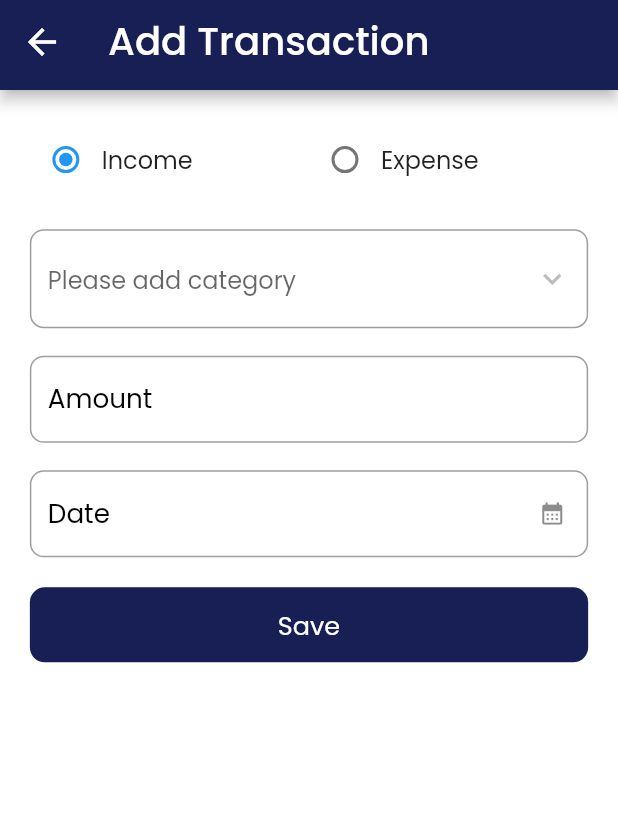
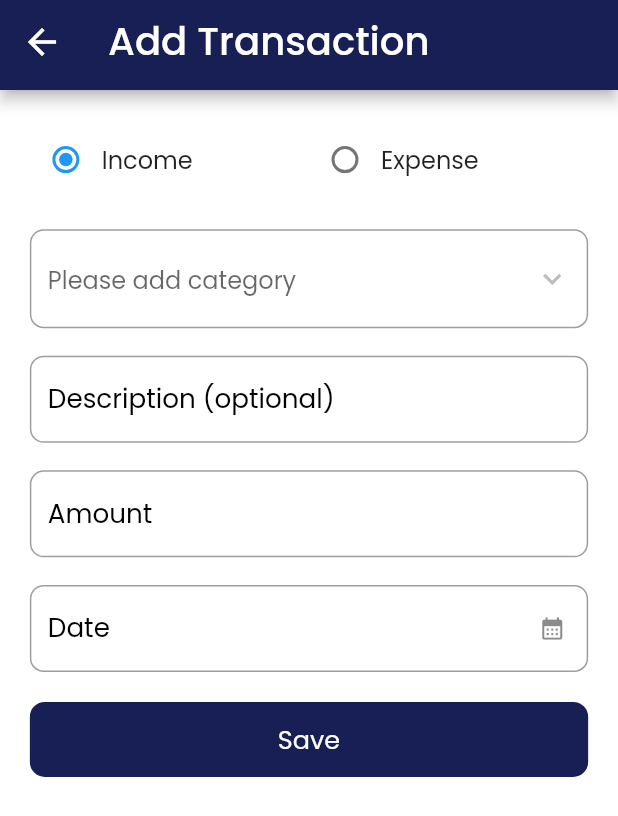
Before and after one commit to Shamnad-KK/Money_saver_app, a Flutter app: the BottomNavBar screen opened directly, tab 3 chosen, after a tap on the "add" icon, on a phone screen of 412 x 824 dp. Shown: the top 816 px of the screen. Run offline on Flutter 3.47's test engine with Material 2 defaults, Android fonts, the phone set to English and light mode, and no system bars; our stand-ins replace animated_text_kit, curved_navigation_bar, flutter_screenutil, flutter_slidable, font_awesome_flutter, google_fonts and 4 more; accounts and stored records are empty.

Commit message:
added description feature

```diff
--- a/lib/controllers/auth_controller.dart
+++ b/lib/controllers/auth_controller.dart
@@ -2,9 +2,13 @@ import 'package:flutter/material.dart';
 import 'package:money_manager/repository/auth_repository.dart';
 
 class AuthController extends ChangeNotifier {
+  final TextEditingController _nameController = TextEditingController();
+  TextEditingController get nameController => _nameController;
+  final _formKey = GlobalKey<FormState>();
+  GlobalKey<FormState> get formKey => _formKey;
   String? name = '';
 
-  static Future login({required String name}) async {
+  Future login({required String name}) async {
     await AuthRepository.login(name: name);
   }
 
@@ -17,7 +21,8 @@ class AuthController extends ChangeNotifier {
     await AuthRepository.checkSaved(context);
   }
 
-  static Future resetApp() async {
+  Future resetApp() async {
+    _nameController.clear();
     await AuthRepository.resetApp();
   }
 }
--- /dev/null
+++ b/lib/controllers/bottom_nav_controller.dart
@@ -0,0 +1,12 @@
+import 'package:flutter/foundation.dart';
+
+class BottomNavController extends ChangeNotifier {
+  int _currentIndex = 0;
+
+  int get currentIndex => _currentIndex;
+
+  void setIndex(int newIndex) {
+    _currentIndex = newIndex;
+    notifyListeners();
+  }
+}
--- a/lib/controllers/search_controller.dart
+++ b/lib/controllers/search_controller.dart
@@ -13,4 +13,9 @@ class SearchController extends ChangeNotifier {
     _foundList = SearchRepository().searchQuery(query, _foundList, allData);
     notifyListeners();
   }
+
+  void deleteFromSearch(TransactionModal modal) async {
+    await modal.deleteTransaction(modal);
+    notifyListeners();
+  }
 }
--- a/lib/main.dart
+++ b/lib/main.dart
@@ -4,6 +4,7 @@ import 'package:flutter_screenutil/flutter_screenutil.dart';
 import 'package:google_fonts/google_fonts.dart';
 import 'package:hive_flutter/adapters.dart';
 import 'package:money_manager/controllers/auth_controller.dart';
+import 'package:money_manager/controllers/bottom_nav_controller.dart';
 import 'package:money_manager/controllers/category_controller.dart';
 import 'package:money_manager/controllers/dropdown_controller.dart';
 import 'package:money_manager/controllers/search_controller.dart';
@@ -57,6 +58,7 @@ class MyApp extends StatelessWidget {
               ChangeNotifierProvider(create: (ctx) => CategoryDBController()),
               ChangeNotifierProvider(create: (ctx) => SearchController()),
               ChangeNotifierProvider(create: (ctx) => StatisticsController()),
+              ChangeNotifierProvider(create: (ctx) => BottomNavController()),
             ],
             child: MaterialApp(
               builder: (context, Widget? child) {
--- a/lib/models/transaction/transaction_model.dart
+++ b/lib/models/transaction/transaction_model.dart
@@ -15,6 +15,8 @@ class TransactionModal extends HiveObject {
   CategoryType type;
   @HiveField(4)
   num amount;
+  @HiveField(5)
+  String? description;
 
   TransactionModal({
     required this.amount,
@@ -22,6 +24,7 @@ class TransactionModal extends HiveObject {
     required this.categoryModal,
     required this.date,
     required this.type,
+    this.description,
   });
 
   editTransaction(TransactionModal newTransaction) {
@@ -30,6 +33,7 @@ class TransactionModal extends HiveObject {
     categoryModal = newTransaction.categoryModal;
     date = newTransaction.date;
     type = newTransaction.type;
+    description = newTransaction.description;
     save();
   }
 
--- a/lib/repository/auth_repository.dart
+++ b/lib/repository/auth_repository.dart
@@ -28,7 +28,7 @@ class AuthRepository {
     if (name == null) {
       newContext.pushReplacement(
         MaterialPageRoute(
-          builder: (context) => WelcomeScreen(),
+          builder: (context) => const WelcomeScreen(),
         ),
       );
     } else {
--- a/lib/screens/add_transaction_screen.dart
+++ b/lib/screens/add_transaction_screen.dart
@@ -34,6 +34,7 @@ class _AddTransactionScreenState extends State<AddTransactionScreen> {
   final formKey = GlobalKey<FormState>();
   final TextEditingController amountController = TextEditingController();
   final TextEditingController dateController = TextEditingController();
+  final TextEditingController? desController = TextEditingController();
 
   @override
   Widget build(BuildContext context) {
@@ -55,6 +56,8 @@ class _AddTransactionScreenState extends State<AddTransactionScreen> {
         //categoryModal = widget.transactionModal?.categoryModal;
         transactionController.setCategoryType(widget.transactionModal!.type);
         amountController.text = widget.transactionModal!.amount.toString();
+        desController?.text =
+            widget.transactionModal?.description ?? "No description";
         dateController.text =
             DateFormat('yMMMMd').format(widget.transactionModal!.date);
       }
@@ -207,6 +210,23 @@ class _AddTransactionScreenState extends State<AddTransactionScreen> {
                 ),
                 sBoxH20,
                 TextFormField(
+                  controller: desController,
+                  decoration: InputDecoration(
+                    isDense: true,
+                    hintText: 'Description (optional)',
+                    hintStyle: appBodyTextStyle,
+                    border: OutlineInputBorder(
+                      borderSide: const BorderSide(
+                        color: blackColor,
+                      ),
+                      borderRadius: BorderRadius.circular(
+                        10.r,
+                      ),
+                    ),
+                  ),
+                ),
+                sBoxH20,
+                TextFormField(
                   inputFormatters: [
                     FilteringTextInputFormatter.allow(
                       RegExp(r'^\d+(?:-\d+)?$'),
@@ -313,6 +333,8 @@ class _AddTransactionScreenState extends State<AddTransactionScreen> {
       transactionController.selectedDate ??= widget.transactionModal?.date;
       final transactionModal = TransactionModal(
         amount: parsedAmount!,
+        description:
+            desController?.text == '' ? "No description" : desController!.text,
         id: DateTime.now().microsecondsSinceEpoch.toString(),
         categoryModal: transactionController.categoryModal!,
         date: transactionController.selectedDate!,
--- a/lib/screens/settings.dart
+++ b/lib/screens/settings.dart
@@ -10,6 +10,7 @@ import 'package:money_manager/screens/splash_screen.dart';
 import 'package:money_manager/screens/statistics_screen.dart';
 import 'package:money_manager/widgets/appbar_widget.dart';
 import 'package:money_manager/widgets/settings_row_widget.dart';
+import 'package:provider/provider.dart';
 import 'package:share/share.dart';
 import 'package:url_launcher/url_launcher.dart';
 import 'package:flutter_screenutil/flutter_screenutil.dart';
@@ -296,6 +297,7 @@ class SettingScreen extends StatelessWidget {
   }
 
   void _showPopUp(BuildContext context) {
+    final authController = Provider.of<AuthController>(context, listen: false);
     showDialog(
       context: context,
       builder: (context) {
@@ -305,7 +307,7 @@ class SettingScreen extends StatelessWidget {
           actions: [
             TextButton(
               onPressed: () {
-                AuthController.resetApp();
+                authController.resetApp();
                 TransactionDbFunctions().deleteAllData();
                 Navigator.of(context).pop();
                 ScaffoldMessenger.of(context).showSnackBar(const SnackBar(
--- a/lib/widgets/bottom_navbar.dart
+++ b/lib/widgets/bottom_navbar.dart
@@ -1,39 +1,61 @@
 import 'package:curved_navigation_bar/curved_navigation_bar.dart';
 import 'package:flutter/material.dart';
+import 'package:money_manager/controllers/bottom_nav_controller.dart';
+import 'package:money_manager/controllers/category_controller.dart';
+import 'package:money_manager/controllers/transaction_controller.dart';
 import 'package:money_manager/helpers/colors.dart';
 import 'package:money_manager/screens/add_category_screen.dart';
 import 'package:money_manager/screens/home_screen.dart';
 import 'package:money_manager/screens/settings.dart';
 import 'package:flutter_screenutil/flutter_screenutil.dart';
+import 'package:provider/provider.dart';
 
-class BottomNavBar extends StatefulWidget {
+class BottomNavBar extends StatelessWidget {
   const BottomNavBar({Key? key}) : super(key: key);
 
   @override
-  State<BottomNavBar> createState() => _BottomNavBarState();
-}
-
-class _BottomNavBarState extends State<BottomNavBar> {
-  int selectedIndex = 0;
+  Widget build(BuildContext context) {
     final List pageList = [
       const HomeScreen(),
       const AddCategoryScreen(),
       const SettingScreen(),
     ];
-
-  void onTapped(int newIndex) {
-    setState(() {
-      selectedIndex = newIndex;
+    final transactionController = Provider.of<TransactionController>(
+      context,
+      listen: false,
+    );
+    final categoryDbController = Provider.of<CategoryDBController>(
+      context,
+      listen: false,
+    );
+    final bottomNavController =
+        Provider.of<BottomNavController>(context, listen: false);
+    WidgetsBinding.instance.addPostFrameCallback((timeStamp) async {
+      await transactionController.refreshUi();
+      await categoryDbController.refreshUi();
+      bottomNavController.setIndex(0);
     });
-  }
-
-  @override
-  Widget build(BuildContext context) {
+    return
+        // WillPopScope(
+        //   onWillPop: () async {
+        //     if (selectedIndex != 0) {
+        //       setState(() {
+        //         selectedIndex = 0;
+        //       });
+        //       return true;
+        //     }
+        //     return false;
+        //   },
+        //   child:
+        Consumer<BottomNavController>(
+            builder: (BuildContext context, bottomNavConsumer, Widget? child) {
       return Scaffold(
-      body: pageList[selectedIndex],
+        body: pageList[bottomNavConsumer.currentIndex],
         bottomNavigationBar: CurvedNavigationBar(
-        index: selectedIndex,
-        onTap: onTapped,
+          index: bottomNavConsumer.currentIndex,
+          onTap: (newIndex) {
+            bottomNavConsumer.setIndex(newIndex);
+          },
           height: 60.h,
           color: mainColor,
           backgroundColor: whiteColor,
@@ -54,5 +76,6 @@ class _BottomNavBarState extends State<BottomNavBar> {
           animationDuration: const Duration(milliseconds: 200),
         ),
       );
+    });
   }
 }
--- a/lib/widgets/this_week_transctn_list.dart
+++ b/lib/widgets/this_week_transctn_list.dart
@@ -58,7 +58,13 @@ class CustomTransactionList extends StatelessWidget {
             await dropDownController.customFilter(tabController: tabController);
           },
         ),
-        dropDownController.foundData.isEmpty
+        context.watch<TransactionController>().isLoading == true
+            ? const Center(
+                child: CircularProgressIndicator(
+                  strokeWidth: 2,
+                ),
+              )
+            : dropDownController.foundData.isEmpty
                 ? const Expanded(
                     child: Center(
                       child: Text('No Transactions'),
@@ -82,8 +88,8 @@ class CustomTransactionList extends StatelessWidget {
                                       bottomLeft: Radius.circular(5.r),
                                     ),
                                     onPressed: (context) {
-                                  _showPopUp(
-                                      value, value.foundData, index, context);
+                                      _showPopUp(value, value.foundData, index,
+                                          context);
                                     },
                                     backgroundColor: Colors.red,
                                     label: 'Delete',
@@ -97,7 +103,8 @@ class CustomTransactionList extends StatelessWidget {
                                     onPressed: (context) {
                                       Navigator.of(context).push(
                                         MaterialPageRoute(
-                                      builder: (ctx) => AddTransactionScreen(
+                                          builder: (ctx) =>
+                                              AddTransactionScreen(
                                             type: ScreenAction.editScreen,
                                             transactionModal:
                                                 value.foundData[index],
--- a/lib/widgets/today_trasaction_list.dart
+++ b/lib/widgets/today_trasaction_list.dart
@@ -23,8 +23,16 @@ class TodayTransactionList extends StatelessWidget {
   @override
   Widget build(BuildContext context) {
     log("today called");
-    return Consumer<DropDownController>(
-        builder: (BuildContext context, value, Widget? child) {
+    return Consumer2<DropDownController, TransactionController>(builder:
+        (BuildContext context, value,
+            TransactionController transactionController, Widget? child) {
+      if (transactionController.isLoading == true) {
+        return const Center(
+          child: CircularProgressIndicator(
+            strokeWidth: 2,
+          ),
+        );
+      }
       return value.foundData.isEmpty
           ? const Center(
               child: Center(
```
Also changed, not shown: lib/helpers/welcome_screen_dummylist.dart (added, +21 -0 lines), lib/screens/add_category_screen.dart (+0 -8 lines), lib/screens/credentials_screen.dart (+9 -9 lines), lib/screens/home_screen.dart (+3 -9 lines), lib/screens/search_screen.dart (+36 -26 lines), lib/screens/welcome_screen.dart (+6 -25 lines), lib/widgets/all_transaction_list_widget.dart (+20 -4 lines), lib/models/transaction/transaction_model.g.dart. Lines whose indentation alone changed are shown as unchanged.
